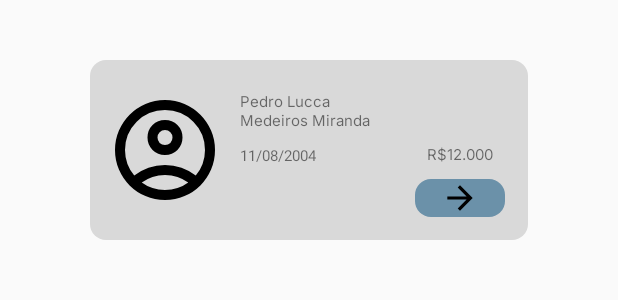
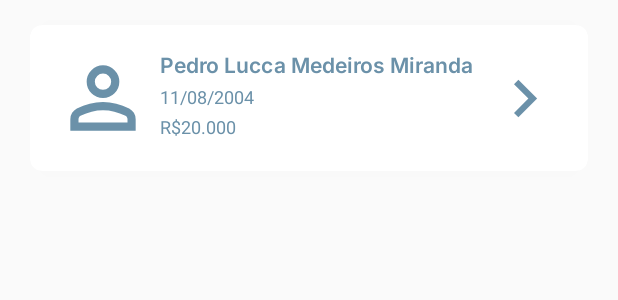
Before and after one commit to Monty-Aletheia/OdontoPrev-Mobile, an Android app: the layout consultation_item.xml on its own in the app's theme, with its tools: preview values and no code run, on a phone screen of 412 x 824 dp. Shown: the top 300 px of the screen. Run offline under Robolectric (Android 15) with nearby library versions, the phone set to English and light mode, and no system bars.

```diff
--- a/app/build.gradle.kts
+++ b/app/build.gradle.kts
@@ -39,6 +39,10 @@ android {
 
 dependencies {
 
+
+    implementation(libs.retrofit)
+    implementation(libs.retrofit.gson)
+    implementation(libs.androidx.cardview)
     implementation(libs.androidx.navigation.ui)
     implementation(libs.androidx.navigation.fragment)
     implementation(libs.androidx.core.ktx)
--- /dev/null
+++ b/app/src/main/res/drawable/consultation_arrow.xml
@@ -0,0 +1,9 @@
+<vector xmlns:android="http://schemas.android.com/apk/res/android"
+    android:width="50dp"
+    android:height="50dp"
+    android:viewportWidth="960"
+    android:viewportHeight="960">
+  <path
+      android:pathData="M504,480 L320,296l56,-56 240,240 -240,240 -56,-56 184,-184Z"
+      android:fillColor="#6B91A9"/>
+</vector>
--- /dev/null
+++ b/app/src/main/res/drawable/profile_list_item_icon.xml
@@ -0,0 +1,10 @@
+<vector xmlns:android="http://schemas.android.com/apk/res/android"
+    android:height="78dp"
+    android:width="78dp"
+    android:viewportHeight="960"
+    android:viewportWidth="960"
+    >
+
+    <path android:fillColor="#6B91A9" android:pathData="M480,480q-66,0 -113,-47t-47,-113q0,-66 47,-113t113,-47q66,0 113,47t47,113q0,66 -47,113t-113,47ZM160,800v-112q0,-34 17.5,-62.5T224,582q62,-31 126,-46.5T480,520q66,0 130,15.5T736,582q29,15 46.5,43.5T800,688v112L160,800ZM240,720h480v-32q0,-11 -5.5,-20T700,654q-54,-27 -109,-40.5T480,600q-56,0 -111,13.5T260,654q-9,5 -14.5,14t-5.5,20v32ZM480,400q33,0 56.5,-23.5T560,320q0,-33 -23.5,-56.5T480,240q-33,0 -56.5,23.5T400,320q0,33 23.5,56.5T480,400ZM480,320ZM480,720Z"/>
+
+</vector>
--- a/app/src/main/res/layout/activity_menu.xml
+++ b/app/src/main/res/layout/activity_menu.xml
@@ -22,7 +22,7 @@
         android:id="@+id/viewBackgroundFooter"
         android:layout_width="0dp"
         android:layout_height="77dp"
-        android:background="@color/light_blue"
+        android:background="@color/blue"
         app:layout_constraintBottom_toBottomOf="parent"
         app:layout_constraintEnd_toEndOf="parent"
         app:layout_constraintStart_toStartOf="parent" />
--- a/app/src/main/res/layout/consultation_item.xml
+++ b/app/src/main/res/layout/consultation_item.xml
@@ -1,78 +1,83 @@
 <?xml version="1.0" encoding="utf-8"?>
 <androidx.constraintlayout.widget.ConstraintLayout xmlns:android="http://schemas.android.com/apk/res/android"
+    xmlns:app="http://schemas.android.com/apk/res-auto"
     xmlns:tools="http://schemas.android.com/tools"
     android:layout_width="match_parent"
-    android:layout_height="200dp"
-    xmlns:app="http://schemas.android.com/apk/res-auto">
+    android:layout_height="130dp">
 
-
-    <View
-        android:id="@+id/consultationBackground"
-        android:layout_width="0dp"
-        android:layout_height="0dp"
-        android:layout_marginHorizontal="60dp"
-        android:layout_marginVertical="40dp"
-        android:background="@drawable/border_radius"
-        android:backgroundTint="@color/gray"
+    <androidx.cardview.widget.CardView
+        android:layout_width="match_parent"
+        android:layout_height="wrap_content"
+        android:layout_margin="20dp"
+        app:cardBackgroundColor="#FFFFFF"
+        app:cardCornerRadius="8dp"
+        app:cardElevation="4dp"
         app:layout_constraintBottom_toBottomOf="parent"
         app:layout_constraintEnd_toEndOf="parent"
         app:layout_constraintStart_toStartOf="parent"
-        app:layout_constraintTop_toTopOf="parent" />
+        app:layout_constraintTop_toTopOf="parent">
 
-    <ImageButton
-        android:id="@+id/arrowImageButton"
-        android:layout_width="60dp"
-        android:layout_height="25dp"
-        android:layout_margin="15dp"
-        android:background="@drawable/border_radius"
-        android:backgroundTint="@color/light_blue"
-        app:layout_constraintBottom_toBottomOf="@+id/consultationBackground"
-        app:layout_constraintEnd_toEndOf="@+id/consultationBackground"
-        app:srcCompat="@drawable/arrow_forward_24dp_000000_fill0_wght400_grad0_opsz24" />
+        <androidx.constraintlayout.widget.ConstraintLayout
+            android:layout_width="match_parent"
+            android:layout_height="wrap_content"
+            android:padding="16dp">
 
-    <ImageView
-        android:id="@+id/profileImageConsultationItem"
-        android:layout_width="wrap_content"
-        android:layout_height="wrap_content"
-        android:fontFamily="@font/inter"
-        android:layout_margin="10dp"
-        app:layout_constraintBottom_toBottomOf="@+id/consultationBackground"
-        app:layout_constraintStart_toStartOf="@+id/consultationBackground"
-        app:layout_constraintTop_toTopOf="@+id/consultationBackground"
-        app:srcCompat="@drawable/consultation_item_profile_icon" />
+            <ImageView
+                android:id="@+id/userIcon"
+                android:layout_width="65dp"
+                android:layout_height="65dp"
+                android:src="@drawable/profile_list_item_icon"
+                app:layout_constraintBottom_toBottomOf="parent"
+                app:layout_constraintStart_toStartOf="parent"
+                app:layout_constraintTop_toTopOf="parent" />
 
-    <TextView
-        android:id="@+id/patientNameConsultationItem"
-        android:layout_width="0dp"
-        android:layout_height="wrap_content"
-        android:layout_marginStart="10dp"
-        android:textSize="10sp"
-        android:fontFamily="@font/inter"
-        android:layout_marginEnd="90dp"
-        app:layout_constraintEnd_toEndOf="@+id/consultationBackground"
-        app:layout_constraintStart_toEndOf="@+id/profileImageConsultationItem"
-        app:layout_constraintTop_toTopOf="@+id/profileImageConsultationItem"
-        tools:text="Pedro Lucca Medeiros Miranda" />
+            <TextView
+                android:id="@+id/userName"
+                android:layout_width="0dp"
+                android:layout_height="wrap_content"
+                tools:text="Pedro Lucca Medeiros Miranda"
+                android:layout_marginStart="5dp"
+                android:textColor="@color/blue"
+                android:fontFamily="@font/inter_semibold"
+                android:textSize="14sp"
+                app:layout_constraintEnd_toStartOf="@id/navigationIcon"
+                app:layout_constraintHorizontal_bias="0"
+                app:layout_constraintStart_toEndOf="@id/userIcon"
+                app:layout_constraintTop_toTopOf="parent" />
 
-    <TextView
-        android:id="@+id/consultationValueConsultaionItem"
-        android:layout_width="wrap_content"
-        android:layout_height="wrap_content"
-        android:textSize="10dp"
-        android:fontFamily="@font/inter"
-        android:layout_marginBottom="10dp"
-        app:layout_constraintBottom_toTopOf="@+id/arrowImageButton"
-        app:layout_constraintEnd_toEndOf="@+id/arrowImageButton"
-        app:layout_constraintStart_toStartOf="@+id/arrowImageButton"
-        tools:text="R$12.000" />
+            <TextView
+                android:id="@+id/userDate"
+                android:layout_width="0dp"
+                android:layout_height="wrap_content"
+                tools:text="11/08/2004"
+                android:textColor="@color/blue"
+                android:textSize="12sp"
+                android:layout_marginTop="3dp"
+                app:layout_constraintStart_toStartOf="@id/userName"
+                app:layout_constraintTop_toBottomOf="@id/userName" />
 
-    <TextView
-        android:id="@+id/consultationDateConsultationItem"
-        android:layout_width="wrap_content"
-        android:layout_height="wrap_content"
-        tools:text="11/08/2004"
-        android:textSize="10dp"
-        android:layout_marginTop="10dp"
-        app:layout_constraintStart_toStartOf="@+id/patientNameConsultationItem"
-        app:layout_constraintTop_toBottomOf="@+id/patientNameConsultationItem" />
+            <TextView
+                android:id="@+id/userValue"
+                android:layout_width="0dp"
+                android:layout_height="wrap_content"
+                tools:text="R$20.000"
+                android:textColor="@color/blue"
+                android:textSize="12sp"
+                android:layout_marginTop="3dp"
+                app:layout_constraintStart_toStartOf="@id/userDate"
+                app:layout_constraintTop_toBottomOf="@id/userDate" />
+
+            <ImageView
+                android:id="@+id/navigationIcon"
+                android:layout_width="wrap_content"
+                android:layout_height="wrap_content"
+                android:src="@drawable/consultation_arrow"
+                app:layout_constraintBottom_toBottomOf="parent"
+                app:layout_constraintEnd_toEndOf="parent"
+                app:layout_constraintTop_toTopOf="parent" />
+
+        </androidx.constraintlayout.widget.ConstraintLayout>
+    </androidx.cardview.widget.CardView>
+
+
 </androidx.constraintlayout.widget.ConstraintLayout>
--- a/app/src/main/res/layout/fragment_add_consultation.xml
+++ b/app/src/main/res/layout/fragment_add_consultation.xml
@@ -48,7 +48,7 @@
         android:layout_marginBottom="6dp"
         android:fontFamily="@font/inter_semibold"
         android:text="@string/procedimento"
-        android:textColor="@color/light_blue"
+        android:textColor="@color/blue"
         app:layout_constraintBottom_toTopOf="@+id/passwordEditText"
         app:layout_constraintStart_toStartOf="@+id/passwordEditText" />
 
@@ -60,7 +60,7 @@
         android:layout_marginBottom="6dp"
         android:fontFamily="@font/inter_semibold"
         android:text="@string/nome"
-        android:textColor="@color/light_blue"
+        android:textColor="@color/blue"
         app:layout_constraintBottom_toTopOf="@+id/emailEditText"
         app:layout_constraintStart_toStartOf="@+id/emailEditText" />
 </androidx.constraintlayout.widget.ConstraintLayout>
--- a/app/src/main/res/layout/login_activity.xml
+++ b/app/src/main/res/layout/login_activity.xml
@@ -13,7 +13,7 @@
         android:layout_height="wrap_content"
         android:layout_marginTop="100dp"
         android:background="@drawable/border_radius"
-        android:backgroundTint="@color/light_blue"
+        android:backgroundTint="@color/blue"
         android:fontFamily="@font/inter_bold"
         android:paddingStart="45dp"
         android:paddingEnd="45dp"
@@ -74,7 +74,7 @@
         android:layout_marginBottom="6dp"
         android:fontFamily="@font/inter_semibold"
         android:text="@string/senha"
-        android:textColor="@color/light_blue"
+        android:textColor="@color/blue"
         app:layout_constraintBottom_toTopOf="@+id/passwordEditText"
         app:layout_constraintStart_toStartOf="@+id/passwordEditText" />
 
@@ -86,7 +86,7 @@
         android:layout_marginBottom="6dp"
         android:fontFamily="@font/inter_semibold"
         android:text="@string/email"
-        android:textColor="@color/light_blue"
+        android:textColor="@color/blue"
         app:layout_constraintBottom_toTopOf="@+id/emailEditText"
         app:layout_constraintStart_toStartOf="@+id/emailEditText" />
 
--- a/app/src/main/res/values/colors.xml
+++ b/app/src/main/res/values/colors.xml
@@ -4,5 +4,5 @@
     <color name="white">#FFFFFFFF</color>
     <color name="soft_blue">#32DAE3</color>
     <color name="gray">#D9D9D9</color>
-    <color name="light_blue">#6B91A9</color>
+    <color name="blue">#6B91A9</color>
 </resources>
```
Also changed, not shown: app/src/main/java/br/com/fiap/challenge/network/NetworkApi.kt (added, +37 -0 lines), app/src/main/java/br/com/fiap/challenge/ui/login/LoginActivity.kt (+55 -2 lines), gradle/libs.versions.toml (+7 -0 lines).
